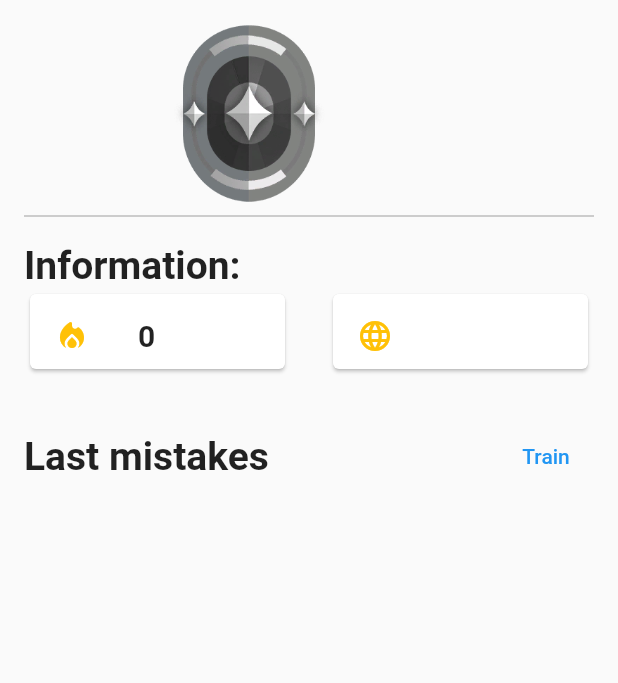
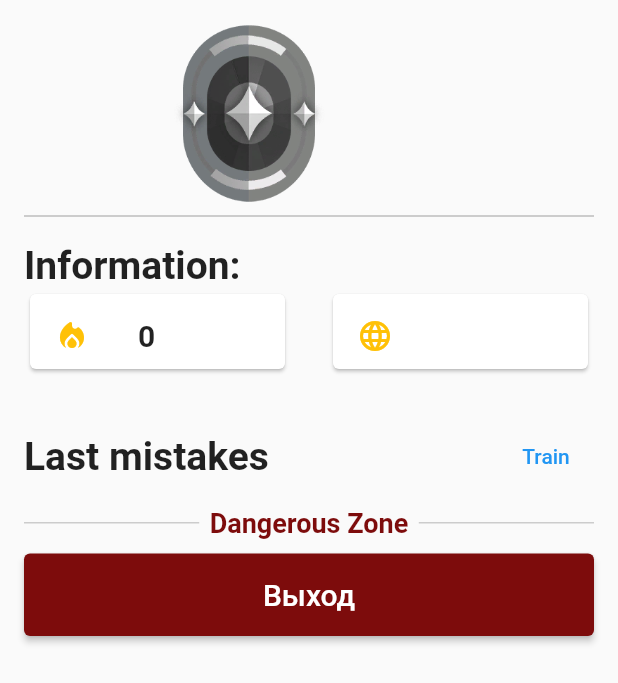
Before and after one commit to chillit/codeHub, a Flutter app: the Profile screen opened directly, on a phone screen of 412 x 824 dp. Shown: the top 683 px of the screen. Run offline on Flutter 3.47's test engine with Material 2 defaults, Android fonts, the phone set to English and light mode, and no system bars; our stand-ins replace awesome_dialog, firebase_auth, firebase_core, firebase_database, firebase_messaging, youtube_player_flutter; accounts and stored records are empty.

Commit message:
exit in profile

```diff
--- a/lib/src/home/main_screen/profile.dart
+++ b/lib/src/home/main_screen/profile.dart
@@ -48,7 +48,7 @@ class _ProfileState extends State<Profile> {
             recentMistakes = List<Question>.from(
               (data['mistakes'] ?? []).map(
                     (mistakeData) => Question(
-                  question: (mistakeData['question'] ?? '').substring(2), // Начиная с третьего символа
+                  question: (mistakeData['question'] ?? '').substring(1), // Начиная с третьего символа
                   options: List<String>.from(mistakeData['options'] ?? []),
                   correctAnswerIndex: mistakeData['correctAnswerIndex'] ?? 0,
                   questionType: QuestionType.values.firstWhere(
@@ -243,7 +243,98 @@ _titleText(String text) {
                           },
                         );
                       },
-                    )
+                    ),
+                    Row(
+                      children: <Widget>[
+                        Expanded(
+                          child: Container(
+                            height: 1.0,
+                            color: Colors.grey.withOpacity(0.5),
+                          ),
+                        ),
+                        Padding(
+                          padding: const EdgeInsets.fromLTRB(7, 0, 7, 0),
+                          child: Text(
+                            'Dangerous Zone',
+                            style: TextStyle(
+                              fontSize: 18,
+                              fontWeight: FontWeight.bold,
+                              color: Color(0xFF7d0c0c),
+                            ),
+                          ),
+                        ),
+                        Expanded(
+                          child: Container(
+                            height: 1.0, // Высота разделителя
+                            color: Colors.grey.withOpacity(0.5), // Цвет с прозрачностью
+                          ),
+                        ),
+                      ],
+                    ),
+                    SizedBox(height: 10,),
+                    SizedBox(
+                      width: double.infinity,
+                      child: ElevatedButton(
+                        style: ElevatedButton.styleFrom(
+                          primary: Color(0xFF7d0c0c),
+                          padding: EdgeInsets.all(16.0),
+                        ),
+                        onPressed: () {
+                          showDialog(
+                            context: context,
+                            builder: (BuildContext context) {
+                              return AlertDialog(
+                                title: Text('Подтверждение выхода'),
+                                content: Text('Вы уверены, что хотите выйти из аккаунта?'),
+                                actionsPadding: EdgeInsets.symmetric(horizontal: 16.0),
+                                buttonPadding: EdgeInsets.all(0),
+                                actions: [
+                                  Padding(
+                                    padding: const EdgeInsets.fromLTRB(0, 12, 0, 8),
+                                    child: ButtonBar(
+                                      children: [
+                                        TextButton(
+                                          onPressed: () async {
+                                            Navigator.of(context).pop();
+                                            try {
+                                              await _auth.signOut();
+                                            } catch (error) {
+                                              print('Ошибка при выходе из аккаунта: $error');
+                                            }
+                                          },
+                                          child: Text('Нет'),
+                                        ),
+                                        ElevatedButton(
+                                          style: ElevatedButton.styleFrom(
+                                            primary: Color(0xFF7d0c0c),
+                                            padding: EdgeInsets.symmetric(horizontal: 16.0),
+                                          ),
+                                          onPressed: () async {
+                                            Navigator.of(context).pop();
+
+                                            try {
+                                              await _auth.signOut();
+                                            } catch (error) {
+                                              print('Ошибка при выходе из аккаунта: $error');
+                                            }
+                                          },
+                                          child: Text('Да'),
+                                        ),
+                                      ],
+                                    ),
+                                  ),
+                                ],
+                              );
+                            },
+                          );
+
+                        },
+                        child: Text(
+                          'Выход',
+                          style: TextStyle(fontSize: 20.0),
+                        ),
+                      ),
+                    ),
                   ],
                 ),
               ],
```
